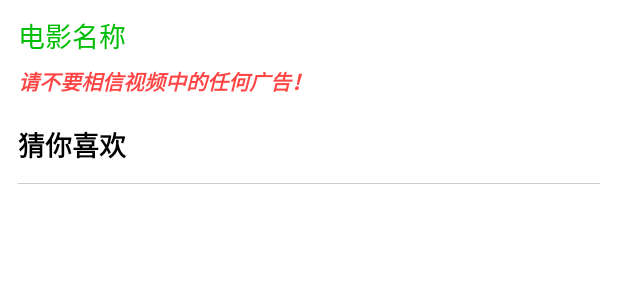
After one commit to cyixlq/qianbailu, an Android app: the layout layout_video_play_header.xml on its own in the app's theme, with its tools: preview values and no code run, on a phone screen of 412 x 824 dp. The commit adds this screen. Shown: the top 300 px of the screen. Run offline under Robolectric (Android 15) with nearby library versions, the phone set to English and light mode, and no system bars.

Commit message:
1. 视频播放界面新增猜你喜欢的相关视频推荐 2. 优化跳转至上次播放提示的弹出时机 3. 优化竖屏全屏情况下倍速弹出框的显示位置

```diff
--- a/app/build.gradle
+++ b/app/build.gradle
@@ -2,6 +2,7 @@ plugins {
     id 'com.android.application'
     id 'org.jetbrains.kotlin.android'
     id 'kotlin-kapt'
+    id 'kotlin-parcelize'
 }
 
 android {
--- /dev/null
+++ b/app/src/main/res/layout/layout_video_play_header.xml
@@ -0,0 +1,40 @@
+<?xml version="1.0" encoding="utf-8"?>
+<androidx.appcompat.widget.LinearLayoutCompat xmlns:android="http://schemas.android.com/apk/res/android"
+    xmlns:tools="http://schemas.android.com/tools"
+    android:layout_width="match_parent"
+    android:layout_height="wrap_content"
+    android:orientation="vertical"
+    android:paddingStart="12dp"
+    android:paddingEnd="12dp"
+    android:paddingBottom="6dp"
+    tools:viewBindingIgnore="true">
+    <TextView
+        android:id="@+id/tvName"
+        android:layout_width="wrap_content"
+        android:layout_height="wrap_content"
+        android:layout_marginTop="10dp"
+        android:textSize="18sp"
+        tools:text="电影名称"
+        android:textColor="@color/colorPrimary" />
+    <TextView
+        android:layout_width="wrap_content"
+        android:layout_height="wrap_content"
+        android:layout_marginTop="6dp"
+        android:textSize="14sp"
+        android:text="@string/video_warning"
+        android:textStyle="bold|italic"
+        android:textColor="@android:color/holo_red_light"/>
+    <TextView
+        android:layout_width="wrap_content"
+        android:layout_height="wrap_content"
+        android:layout_marginTop="18dp"
+        android:textSize="18sp"
+        android:text="@string/guess_you_like_it"
+        android:textColor="@android:color/black"
+        android:textStyle="bold"/>
+    <View
+        android:layout_width="match_parent"
+        android:layout_height="0.8dp"
+        android:layout_marginTop="12dp"
+        android:background="#CCCCCC"/>
+</androidx.appcompat.widget.LinearLayoutCompat>
--- a/app/src/main/res/values/strings.xml
+++ b/app/src/main/res/values/strings.xml
@@ -40,4 +40,5 @@
     <string name="check_update">检查更新</string>
     <string name="current_version">当前版本</string>
     <string name="no_updated_version">没有更新的版本</string>
+    <string name="guess_you_like_it">猜你喜欢</string>
 </resources>
```
Also changed, not shown: app/src/main/java/com/test/qianbailu/model/bean/HaiHtmlConverter.kt (+12 -1 lines), app/src/main/java/com/test/qianbailu/model/bean/Video.kt (+3 -1 lines), app/src/main/java/com/test/qianbailu/model/bean/VideoCover.kt (+3 -33 lines), app/src/main/java/com/test/qianbailu/module/video/VideoActivity.kt (+26 -2 lines), app/src/main/java/com/test/qianbailu/ui/widget/MyJzVideoPlayer.java (+15 -5 lines), app/src/main/res/layout/activity_video.xml (+10 -26 lines).
